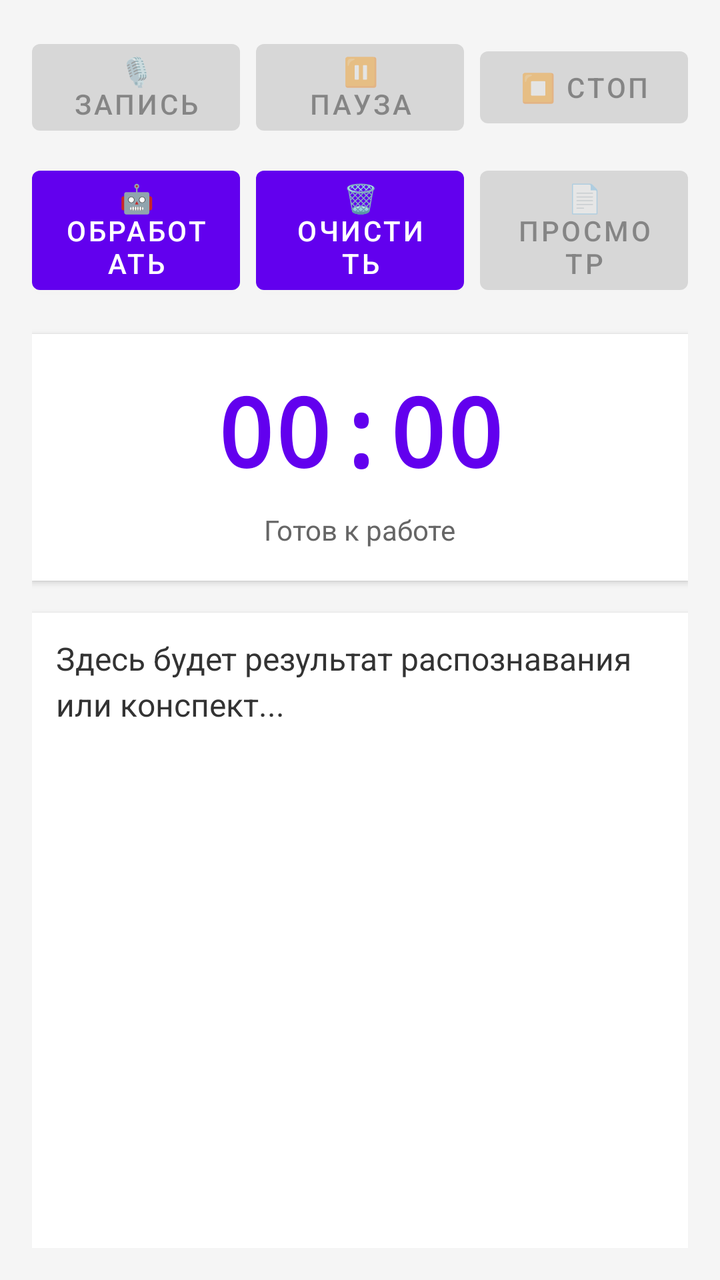
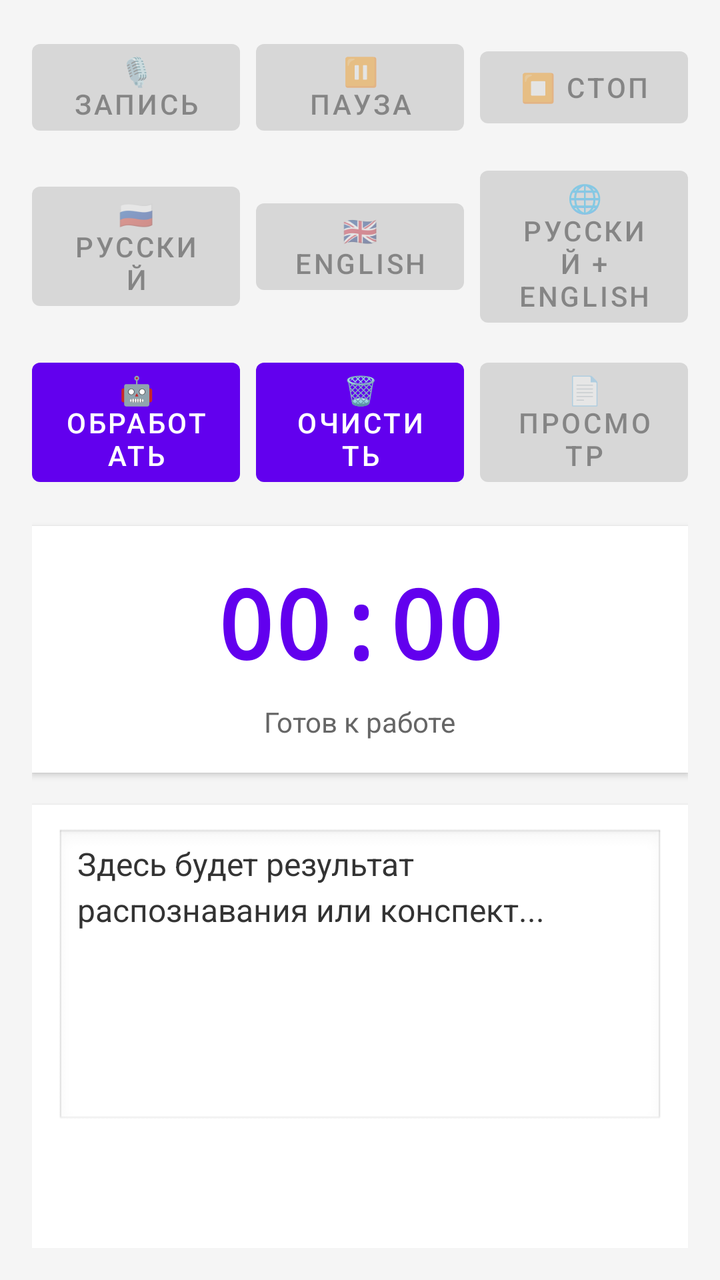

An Android layout rendered at two revisions. The XML below is the earlier revision; the diff shows what the commit changed to produce the second picture.
<!-- AndroidManifest.xml: activity theme Theme.SumAI -->
<!-- res/layout/activity_main.xml -->
<?xml version="1.0" encoding="utf-8"?>
<LinearLayout xmlns:android="http://schemas.android.com/apk/res/android"
    android:layout_width="match_parent"
    android:layout_height="match_parent"
    android:orientation="vertical"
    android:background="#F5F5F5"
    android:padding="16dp">

    
    <LinearLayout
        android:layout_width="match_parent"
        android:layout_height="wrap_content"
        android:orientation="horizontal"
        android:gravity="center">

        <Button
            android:id="@+id/btnRecord"
            android:layout_width="0dp"
            android:layout_height="wrap_content"
            android:layout_weight="1"
            android:layout_marginEnd="8dp"
            android:text="🎙️ Запись"
            android:enabled="false" />

        <Button
            android:id="@+id/btnPause"
            android:layout_width="0dp"
            android:layout_height="wrap_content"
            android:layout_weight="1"
            android:layout_marginEnd="8dp"
            android:text="⏸️ Пауза"
            android:enabled="false" />

        <Button
            android:id="@+id/btnStop"
            android:layout_width="0dp"
            android:layout_height="wrap_content"
            android:layout_weight="1"
            android:text="⏹️ Стоп"
            android:enabled="false" />

    </LinearLayout>

    
    <LinearLayout
        android:layout_width="match_parent"
        android:layout_height="wrap_content"
        android:orientation="horizontal"
        android:gravity="center"
        android:layout_marginTop="8dp">

        <Button
            android:id="@+id/btnProcess"
            android:layout_width="0dp"
            android:layout_height="wrap_content"
            android:layout_weight="1"
            android:layout_marginEnd="8dp"
            android:text="🤖 Обработать" />

        <Button
            android:id="@+id/btnClear"
            android:layout_width="0dp"
            android:layout_height="wrap_content"
            android:layout_weight="1"
            android:layout_marginEnd="8dp"
            android:text="🗑️ Очистить" />

        <Button
            android:id="@+id/btnViewSummary"
            android:layout_width="0dp"
            android:layout_height="wrap_content"
            android:layout_weight="1"
            android:text="📄 Просмотр"
            android:enabled="false" />

    </LinearLayout>

    
    <LinearLayout
        android:layout_width="match_parent"
        android:layout_height="wrap_content"
        android:layout_marginTop="16dp"
        android:layout_marginBottom="16dp"
        android:orientation="vertical"
        android:gravity="center"
        android:padding="16dp"
        android:background="#FFFFFF"
        android:elevation="2dp">

        <TextView
            android:id="@+id/tvTimer"
            android:layout_width="wrap_content"
            android:layout_height="wrap_content"
            android:text="00:00"
            android:textSize="48sp"
            android:textStyle="bold"
            android:fontFamily="monospace"
            android:textColor="#6200EE" />

        <TextView
            android:id="@+id/tvStatus"
            android:layout_width="wrap_content"
            android:layout_height="wrap_content"
            android:layout_marginTop="8dp"
            android:text="Готов к работе"
            android:textSize="14sp"
            android:textColor="#666666" />

    </LinearLayout>

    
    <LinearLayout
        android:id="@+id/layoutProgress"
        android:layout_width="match_parent"
        android:layout_height="wrap_content"
        android:orientation="vertical"
        android:layout_marginTop="16dp"
        android:visibility="gone">

        <ProgressBar
            android:id="@+id/progressBar"
            style="?android:attr/progressBarStyleHorizontal"
            android:layout_width="match_parent"
            android:layout_height="8dp"
            android:progressTint="#6200EE"
            android:max="100" />

        <TextView
            android:id="@+id/tvProgressMB"
            android:layout_width="match_parent"
            android:layout_height="wrap_content"
            android:textAlignment="center"
            android:textSize="14sp"
            android:textStyle="bold"
            android:layout_marginTop="8dp"
            android:textColor="#6200EE" />

        <TextView
            android:id="@+id/tvProgressSpeed"
            android:layout_width="match_parent"
            android:layout_height="wrap_content"
            android:textAlignment="center"
            android:textSize="12sp"
            android:textColor="#666666" />

        <TextView
            android:id="@+id/tvProgressStatus"
            android:layout_width="match_parent"
            android:layout_height="wrap_content"
            android:textAlignment="center"
            android:textSize="12sp"
            android:layout_marginTop="4dp"
            android:textColor="#999999" />

    </LinearLayout>

    
    <ScrollView
        android:id="@+id/scrollView"
        android:layout_width="match_parent"
        android:layout_height="0dp"
        android:layout_weight="1"
        android:background="#FFFFFF"
        android:elevation="2dp"
        android:padding="12dp"
        android:scrollbars="vertical">

        <TextView
            android:id="@+id/tvResult"
            android:layout_width="match_parent"
            android:layout_height="wrap_content"
            android:text="Здесь будет результат распознавания или конспект..."
            android:textSize="16sp"
            android:lineSpacingExtra="4dp"
            android:textColor="#333333" />

    </ScrollView>

</LinearLayout>
<!-- resources referenced by this layout -->
<resources>
  <style name="Theme.SumAI" parent="Theme.MaterialComponents.DayNight.NoActionBar">
      
      <item name="colorPrimary">@color/purple_500</item>
      <item name="colorPrimaryVariant">@color/purple_700</item>
      <item name="colorOnPrimary">@color/white</item>
      
      <item name="colorSecondary">@color/teal_200</item>
      <item name="colorSecondaryVariant">@color/teal_700</item>
      <item name="colorOnSecondary">@color/black</item>
      
      <item name="android:statusBarColor">?attr/colorPrimaryVariant</item>
      
  </style>
  <color name="purple_500">#6200EE</color>
  <color name="purple_700">#3700B3</color>
  <color name="white">#FFFFFF</color>
  <color name="teal_200">#03DAC5</color>
  <color name="teal_700">#018786</color>
  <color name="black">#000000</color>
</resources>

<!-- the commit's change to res/layout/activity_main.xml (unified diff, before → after) -->
@@ -50,6 +50,42 @@
         android:layout_marginTop="8dp">
 
         <Button
+            android:id="@+id/btnModeRu"
+            android:layout_width="0dp"
+            android:layout_height="wrap_content"
+            android:layout_weight="1"
+            android:layout_marginEnd="8dp"
+            android:text="🇷🇺 Русский"
+            android:enabled="false" />
+
+        <Button
+            android:id="@+id/btnModeEn"
+            android:layout_width="0dp"
+            android:layout_height="wrap_content"
+            android:layout_weight="1"
+            android:layout_marginEnd="8dp"
+            android:text="🇬🇧 English"
+            android:enabled="false" />
+
+        <Button
+            android:id="@+id/btnModeBoth"
+            android:layout_width="0dp"
+            android:layout_height="wrap_content"
+            android:layout_weight="1"
+            android:text="🌐 Русский + English"
+            android:enabled="false" />
+
+    </LinearLayout>
+
+    
+    <LinearLayout
+        android:layout_width="match_parent"
+        android:layout_height="wrap_content"
+        android:orientation="horizontal"
+        android:gravity="center"
+        android:layout_marginTop="8dp">
+
+        <Button
             android:id="@+id/btnProcess"
             android:layout_width="0dp"
             android:layout_height="wrap_content"
@@ -125,15 +161,6 @@
             android:progressTint="#6200EE"
             android:max="100" />
 
-        <TextView
-            android:id="@+id/tvProgressMB"
-            android:layout_width="match_parent"
-            android:layout_height="wrap_content"
-            android:textAlignment="center"
-            android:textSize="14sp"
-            android:textStyle="bold"
-            android:layout_marginTop="8dp"
-            android:textColor="#6200EE" />
 
         <TextView
             android:id="@+id/tvProgressSpeed"
@@ -165,14 +192,18 @@
         android:padding="12dp"
         android:scrollbars="vertical">
 
-        <TextView
+        <EditText
             android:id="@+id/tvResult"
             android:layout_width="match_parent"
             android:layout_height="wrap_content"
             android:text="Здесь будет результат распознавания или конспект..."
             android:textSize="16sp"
             android:lineSpacingExtra="4dp"
-            android:textColor="#333333" />
+            android:textColor="#333333"
+            android:inputType="textMultiLine"
+            android:minHeight="150dp"
+            android:gravity="top"
+            android:background="@android:drawable/edit_text" />
 
     </ScrollView>
 
